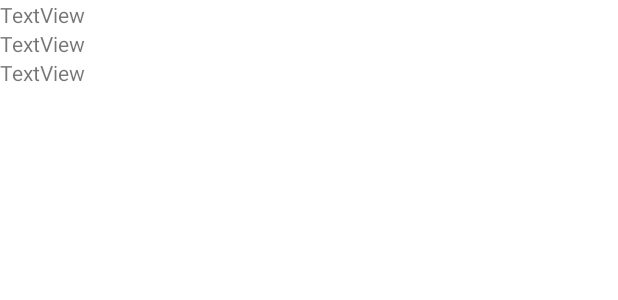
After one commit to pravesh977/petshuddleandroidstudio, an Android app: the layout pet_item.xml on its own in the app's theme, with its tools: preview values and no code run, on a phone screen of 412 x 824 dp. The commit adds this screen. Shown: the top 300 px of the screen. Run offline under Robolectric (Android 15) with nearby library versions, the phone set to English and light mode, and no system bars; network calls fail.

Commit message:
created first recyclerView for my pets

```diff
--- /dev/null
+++ b/app/src/main/res/layout/pet_item.xml
@@ -0,0 +1,25 @@
+<?xml version="1.0" encoding="utf-8"?>
+<LinearLayout xmlns:android="http://schemas.android.com/apk/res/android"
+    android:orientation="vertical"
+    android:layout_width="match_parent"
+    android:layout_height="wrap_content">
+
+
+    <TextView
+        android:id="@+id/petNameList"
+        android:layout_width="match_parent"
+        android:layout_height="wrap_content"
+        android:text="TextView" />
+
+    <TextView
+        android:id="@+id/petAgeList"
+        android:layout_width="match_parent"
+        android:layout_height="wrap_content"
+        android:text="TextView" />
+
+    <TextView
+        android:id="@+id/petSexList"
+        android:layout_width="match_parent"
+        android:layout_height="wrap_content"
+        android:text="TextView" />
+</LinearLayout>
```
Also changed, not shown: app/src/main/java/android/portfolio/petshuddle/Adapter/MyPetsAdapter.java (added, +73 -0 lines), app/src/main/java/android/portfolio/petshuddle/Entity/Pet.java (added, +88 -0 lines), app/src/main/java/android/portfolio/petshuddle/Fragment/MyPetsFragment.java (+38 -16 lines), app/src/main/res/layout/fragment_my_pets.xml (+10 -4 lines).
